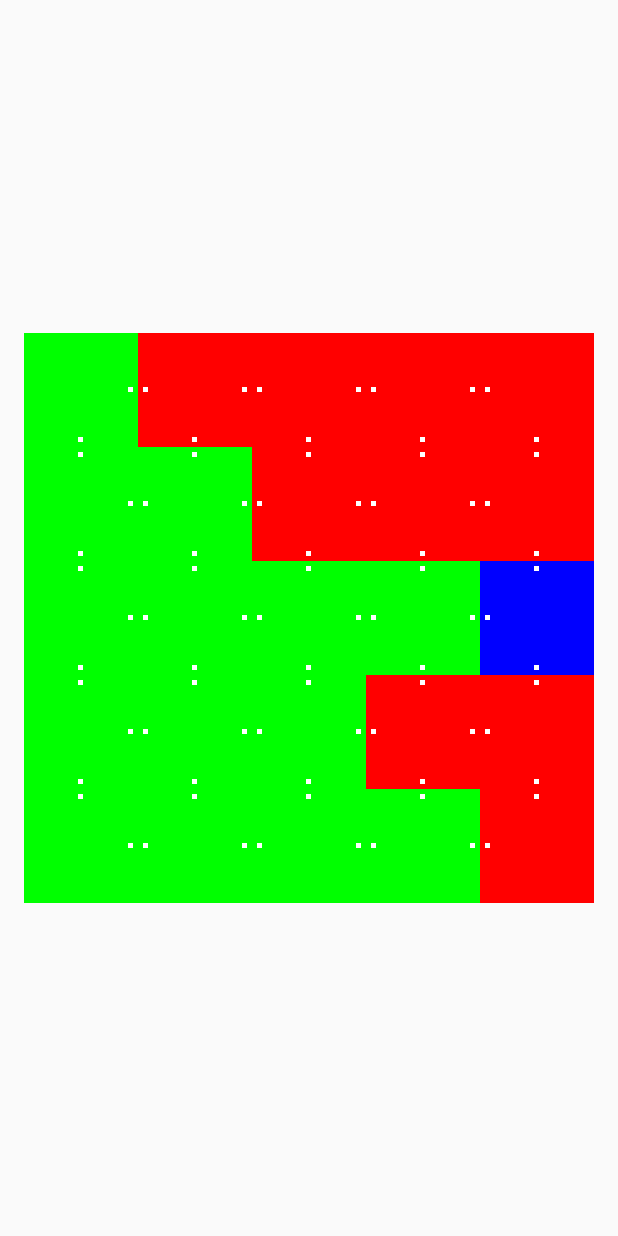
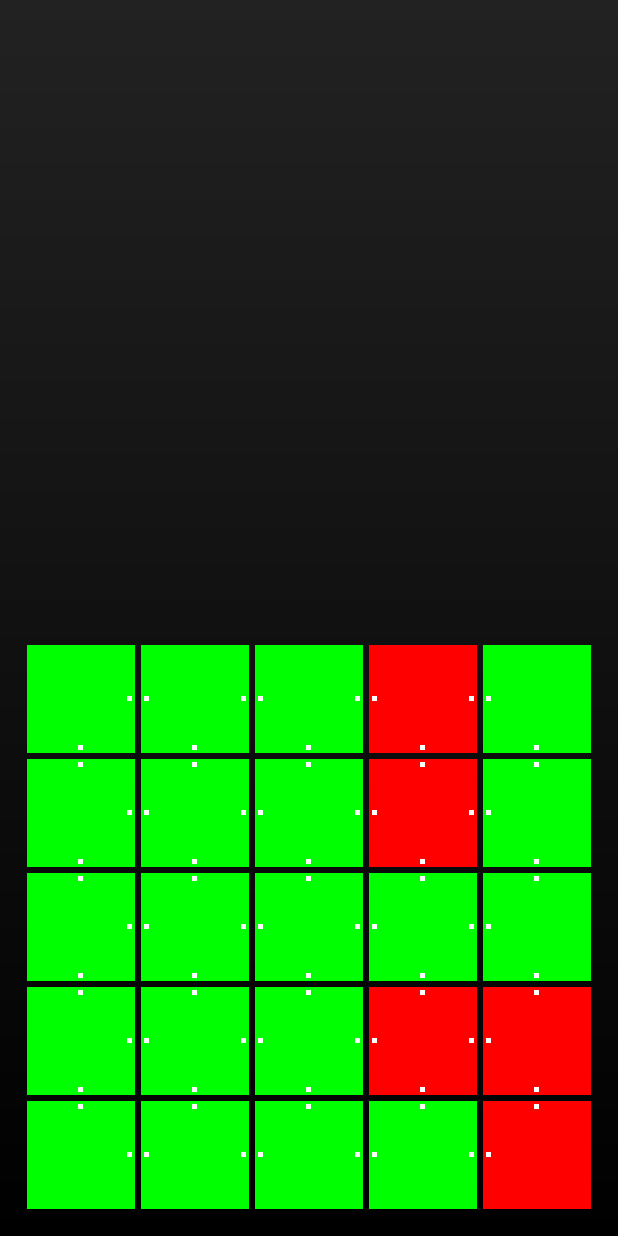
Before and after one commit to markormesher/grid, an Android app: the screen it shows after launch (GameActivity), after a tap on "START GAME", on a phone screen of 412 x 824 dp. Run offline under Robolectric (Android 15) with nearby library versions, the phone set to English and light mode, and no system bars.

Commit message:
Much more UI + playable POC

```diff
--- a/app/src/main/kotlin/uk/co/markormesher/grid/GameActivity.kt
+++ b/app/src/main/kotlin/uk/co/markormesher/grid/GameActivity.kt
@@ -1,16 +1,90 @@
 package uk.co.markormesher.grid
 
 import android.os.Bundle
+import android.os.Handler
+import android.os.Looper
 import android.support.v7.app.AppCompatActivity
+import android.view.Window
+import android.view.WindowManager
+import android.widget.Toast
 import kotlinx.android.synthetic.main.activity_game.*
+import uk.co.markormesher.grid.model.GameState
 import uk.co.markormesher.grid.model.makeSampleGameState
+import java.util.*
 
 class GameActivity: AppCompatActivity() {
 
+	companion object {
+		const val INITIAL_FLIP_TIMING = 250L
+	}
+
+	private val random by lazy { Random() }
+
+	// TODO: pass these as difficulty options
+	private val size = 5
+	private val totalCellStates = 2
+	private var initialFlipsRemaining = size
+
+	private var initialised = false
+
+	private var gameState: GameState = makeSampleGameState(size, totalCellStates)
+
+	private val gameStateChangeListener = object: GameState.OnStateChangeListener {
+		override fun onStateChange() {
+			if (gameState.isWinningState()) {
+				onGameWon()
+			}
+		}
+	}
+
 	override fun onCreate(savedInstanceState: Bundle?) {
 		super.onCreate(savedInstanceState)
-		setContentView(R.layout.activity_game)
-		game_board.state = makeSampleGameState(5)
+		setState(savedInstanceState)
+		gameState.addOnStateChangeListener(gameStateChangeListener)
+		initView()
 	}
 
+	private fun setState(savedInstanceState: Bundle?) {
+		gameState = savedInstanceState?.getParcelable("gameState") ?: gameState
+		initialised = savedInstanceState?.getBoolean("initialised") ?: initialised
+		initialFlipsRemaining = savedInstanceState?.getInt("initialFlipsRemaining") ?: initialFlipsRemaining
+	}
+
+	override fun onSaveInstanceState(outState: Bundle) {
+		super.onSaveInstanceState(outState)
+		outState.putParcelable("gameState", gameState)
+		outState.putBoolean("initialised", initialised)
+		outState.putInt("initialFlipsRemaining", initialFlipsRemaining)
+	}
+
+	private fun initView() {
+		requestWindowFeature(Window.FEATURE_NO_TITLE)
+		window.setFlags(WindowManager.LayoutParams.FLAG_FULLSCREEN, WindowManager.LayoutParams.FLAG_FULLSCREEN)
+
+		setContentView(R.layout.activity_game)
+		game_board.gameState = gameState
+
+		if (!initialised) {
+			Handler(Looper.getMainLooper()).postDelayed({ queueInitialFlip() }, INITIAL_FLIP_TIMING)
+		}
+	}
+
+	private fun queueInitialFlip() {
+		if (initialFlipsRemaining > 0) {
+			gameState.flip(random.nextInt(size), random.nextInt(size))
+			--initialFlipsRemaining
+			Handler(Looper.getMainLooper()).postDelayed({ queueInitialFlip() }, INITIAL_FLIP_TIMING)
+		} else {
+			onInitialisationComplete()
+		}
+	}
+
+	private fun onInitialisationComplete() {
+		game_board.alpha = 1.0f
+	}
+
+	private fun onGameWon() {
+		Toast.makeText(this@GameActivity, "You Won!", Toast.LENGTH_SHORT).show()
+		finish()
+	}
 }
--- a/app/src/main/kotlin/uk/co/markormesher/grid/model/GameState.kt
+++ b/app/src/main/kotlin/uk/co/markormesher/grid/model/GameState.kt
@@ -1,20 +1,15 @@
 package uk.co.markormesher.grid.model
 
-class GameState(val size: Int, val totalCellStates: Int = 2) {
+import android.os.Parcel
+import android.os.Parcelable
+
+class GameState(val size: Int, val totalCellStates: Int = 2): Parcelable {
 
 	val cellStates: Array<Array<Int>> = Array(size) { Array(size) { 0 } }
 	val cellLinkedNeighbours = Array(size) { Array(size) { 0 } }
 
 	private val cellChangeListeners = HashSet<OnCellChangeListener>()
-
-	fun setLinkedNeighbours(row: Int, col: Int, vararg neighbours: Neighbour) {
-		resetLinkedNeighbours(row, col)
-		neighbours.forEach { addLinkedNeighbour(row, col, it) }
-	}
-
-	fun resetLinkedNeighbours(row: Int, col: Int) {
-		cellLinkedNeighbours[row][col] = 0
-	}
+	private val stateChangeListeners = HashSet<OnStateChangeListener>()
 
 	fun addLinkedNeighbour(row: Int, col: Int, neighbour: Neighbour) {
 		cellLinkedNeighbours[row][col] = cellLinkedNeighbours[row][col].or(neighbour.value)
@@ -26,6 +21,7 @@ class GameState(val size: Int, val totalCellStates: Int = 2) {
 
 		if (!cascadeAction) {
 			getNeighbourCoordinates(row, col).forEach { flip(it.first, it.second, true) }
+			callOnStateListeners()
 		}
 	}
 
@@ -50,6 +46,14 @@ class GameState(val size: Int, val totalCellStates: Int = 2) {
 		cellChangeListeners.forEach { it.onCellChange(row, col) }
 	}
 
+	fun addOnStateChangeListener(listener: OnStateChangeListener) {
+		stateChangeListeners.add(listener)
+	}
+
+	private fun callOnStateListeners() {
+		stateChangeListeners.forEach { it.onStateChange() }
+	}
+
 	enum class Neighbour(val value: Int, val rowDiff: Int, val colDiff: Int) {
 		NORTH(1, -1, 0), NORTH_EAST(2, -1, 1),
 		EAST(4, 0, 1), SOUTH_EAST(8, 1, 1),
@@ -65,4 +69,45 @@ class GameState(val size: Int, val totalCellStates: Int = 2) {
 		fun onCellChange(row: Int, col: Int)
 	}
 
+	interface OnStateChangeListener {
+		fun onStateChange()
+	}
+
+	override fun writeToParcel(parcel: Parcel, flags: Int) {
+		parcel.writeInt(size)
+		parcel.writeInt(totalCellStates)
+		parcel.writeIntArray(cellStates.flatten().toIntArray())
+		parcel.writeIntArray(cellLinkedNeighbours.flatten().toIntArray())
+	}
+
+	override fun describeContents(): Int = 0
+
+	companion object CREATOR: Parcelable.Creator<GameState> {
+		override fun createFromParcel(parcel: Parcel): GameState {
+			val size = parcel.readInt()
+			val totalCellStates = parcel.readInt()
+
+			val flattenedCellStates = IntArray(size * size, { 0 })
+			parcel.readIntArray(flattenedCellStates)
+
+			val flattenedCellLinkedNeighbours = IntArray(size * size, { 0 })
+			parcel.readIntArray(flattenedCellLinkedNeighbours)
+
+			val state = GameState(size, totalCellStates)
+			for (row in 0..(size-1)) {
+				for (col in 0..(size-1)) {
+					val flatIndex = (row * size) + col
+					state.cellStates[row][col] = flattenedCellStates[flatIndex]
+					state.cellLinkedNeighbours[row][col] = flattenedCellLinkedNeighbours[flatIndex]
+				}
+			}
+
+			return state
+		}
+
+		override fun newArray(size: Int): Array<GameState?> {
+			return arrayOfNulls(size)
+		}
+	}
+
 }
--- a/app/src/main/kotlin/uk/co/markormesher/grid/model/GameStateMaker.kt
+++ b/app/src/main/kotlin/uk/co/markormesher/grid/model/GameStateMaker.kt
@@ -1,15 +1,10 @@
 package uk.co.markormesher.grid.model
 
-import java.util.*
-
-val random by lazy { Random() }
-
-fun makeSampleGameState(size: Int = 5): GameState {
-	val state = GameState(size, 3)
+fun makeSampleGameState(size: Int = 5, totalCellStates: Int = 2): GameState {
+	val state = GameState(size, totalCellStates)
 
 	for (row in 0..(size - 1)) {
 		for (col in 0..(size - 1)) {
-			state.resetLinkedNeighbours(row, col)
 			if (row != 0) {
 				state.addLinkedNeighbour(row, col, GameState.Neighbour.NORTH)
 			}
@@ -25,9 +20,5 @@ fun makeSampleGameState(size: Int = 5): GameState {
 		}
 	}
 
-	for (i in 0..size) {
-		state.flip(random.nextInt(size), random.nextInt(size))
-	}
-
 	return state
 }
--- a/app/src/main/kotlin/uk/co/markormesher/grid/ui/GameBoard.kt
+++ b/app/src/main/kotlin/uk/co/markormesher/grid/ui/GameBoard.kt
@@ -3,6 +3,7 @@ package uk.co.markormesher.grid.ui
 import android.content.Context
 import android.support.v7.widget.GridLayoutManager
 import android.support.v7.widget.RecyclerView
+import android.support.v7.widget.SimpleItemAnimator
 import android.util.AttributeSet
 import android.view.View
 import android.view.ViewGroup
@@ -13,7 +14,7 @@ import uk.co.markormesher.grid.ui.cell_decorator.BasicCellDecorator
 class GameBoard @JvmOverloads constructor(context: Context, attrs: AttributeSet? = null, defStyle: Int = 0)
 	: RecyclerView(context, attrs, defStyle) {
 
-	var state = GameState(0)
+	var gameState = GameState(0)
 		set(state) {
 			field = state
 			layoutManager = GridLayoutManager(context, state.size)
@@ -29,14 +30,15 @@ class GameBoard @JvmOverloads constructor(context: Context, attrs: AttributeSet?
 
 	private val cellChangeListener = object: GameState.OnCellChangeListener {
 		override fun onCellChange(row: Int, col: Int) {
-			val position = (row * state.size) + col
+			val position = (row * gameState.size) + col
 			adapter.notifyItemChanged(position)
 		}
 	}
 
 	init {
+		adapter = GameCellAdapter()
 		overScrollMode = View.OVER_SCROLL_NEVER
-		adapter = GameCellAdapter()
+		(itemAnimator as SimpleItemAnimator).supportsChangeAnimations = false
 	}
 
 	override fun onMeasure(widthMeasureSpec: Int, heightMeasureSpec: Int) {
@@ -46,24 +48,24 @@ class GameBoard @JvmOverloads constructor(context: Context, attrs: AttributeSet?
 
 	inner class GameCellAdapter: RecyclerView.Adapter<GameCellHolder>() {
 
-		override fun getItemCount(): Int = state.size * state.size
+		override fun getItemCount(): Int = gameState.size * gameState.size
 
 		override fun onBindViewHolder(holder: GameCellHolder, position: Int) {
 			val cell = holder.cell
-			val row = position / state.size
-			val col = position.rem(state.size)
+			val row = position / gameState.size
+			val col = position.rem(gameState.size)
 
-			val cellState = state.cellStates[row][col]
+			val cellState = gameState.cellStates[row][col]
 			if (holder.lastState != cellState) {
-				decorator.decorateCell(cell, cellState, state.totalCellStates)
+				decorator.decorateCell(cell, cellState, gameState.totalCellStates)
 			}
 
 			if (holder.assignedRow != row || holder.assignedCol != col) {
 				holder.assignedRow = row
 				holder.assignedCol = col
 
-				cell.linkedNeighbours = state.cellLinkedNeighbours[row][col]
-				cell.setOnClickListener { state.flip(row, col) }
+				cell.linkedNeighbours = gameState.cellLinkedNeighbours[row][col]
+				cell.setOnClickListener { gameState.flip(row, col) }
 			}
 		}
 
--- a/app/src/main/kotlin/uk/co/markormesher/grid/ui/cell_decorator/BasicCellDecorator.kt
+++ b/app/src/main/kotlin/uk/co/markormesher/grid/ui/cell_decorator/BasicCellDecorator.kt
@@ -1,6 +1,7 @@
 package uk.co.markormesher.grid.ui.cell_decorator
 
 import android.graphics.Color
+import kotlinx.android.synthetic.main.ui_game_cell.view.*
 import uk.co.markormesher.grid.ui.GameCell
 
 open class BasicCellDecorator {
@@ -12,7 +13,7 @@ open class BasicCellDecorator {
 	)
 
 	open fun decorateCell(cell: GameCell, state: Int, totalStates: Int) {
-		cell.setBackgroundColor(basicColours[state.rem(basicColours.size)])
+		cell.inner.setBackgroundColor(basicColours[state.rem(basicColours.size)])
 	}
 
 }
--- /dev/null
+++ b/app/src/main/res/drawable/bg_game.xml
@@ -0,0 +1,10 @@
+<?xml version="1.0" encoding="utf-8"?>
+<shape
+		xmlns:android="http://schemas.android.com/apk/res/android"
+		android:shape="rectangle">
+	<gradient
+			android:angle="90"
+			android:endColor="#ff222222"
+			android:startColor="#ff000000"
+			android:type="linear"/>
+</shape>
--- a/app/src/main/res/layout/activity_game.xml
+++ b/app/src/main/res/layout/activity_game.xml
@@ -1,20 +1,22 @@
 <?xml version="1.0" encoding="utf-8"?>
 <RelativeLayout
 		xmlns:android="http://schemas.android.com/apk/res/android"
-		android:orientation="vertical"
+		xmlns:tools="http://schemas.android.com/tools"
+		tools:context="uk.co.markormesher.grid.GameActivity"
 		android:layout_width="match_parent"
 		android:layout_height="match_parent"
-		android:paddingTop="@dimen/activity_vertical_margin"
-		android:paddingBottom="@dimen/activity_vertical_margin"
-		android:paddingLeft="@dimen/activity_horizontal_margin"
-		android:paddingRight="@dimen/activity_horizontal_margin"
+		android:orientation="vertical"
+		android:padding="@dimen/activity_margin"
+		android:background="@drawable/bg_game"
 		>
 
 	<uk.co.markormesher.grid.ui.GameBoard
 			android:id="@+id/game_board"
 			android:layout_width="match_parent"
 			android:layout_height="match_parent"
-			android:layout_centerInParent="true"
+			android:layout_centerHorizontal="true"
+			android:layout_alignParentBottom="true"
+			android:alpha="0.4"
 			/>
 
 </RelativeLayout>
--- a/app/src/main/res/layout/activity_pre_game.xml
+++ b/app/src/main/res/layout/activity_pre_game.xml
@@ -3,6 +3,7 @@
 		xmlns:android="http://schemas.android.com/apk/res/android"
 		xmlns:tools="http://schemas.android.com/tools"
 		tools:context="uk.co.markormesher.grid.PreGameActivity"
+		android:padding="@dimen/activity_margin"
 		android:layout_width="match_parent"
 		android:layout_height="match_parent"
 		>
--- a/app/src/main/res/layout/ui_game_cell.xml
+++ b/app/src/main/res/layout/ui_game_cell.xml
@@ -1,10 +1,17 @@
 <?xml version="1.0" encoding="utf-8"?>
-<RelativeLayout
+<LinearLayout
 		xmlns:android="http://schemas.android.com/apk/res/android"
 		xmlns:tools="http://schemas.android.com/tools"
 		android:layout_width="match_parent"
 		android:layout_height="match_parent"
-		android:padding="3dp"
+		android:padding="2dp"
+		>
+
+	<RelativeLayout
+			android:id="@+id/inner"
+			android:layout_width="match_parent"
+			android:layout_height="match_parent"
+			android:padding="2dp"
 			>
 
 		<uk.co.markormesher.grid.ui.NeighbourIndicator
@@ -86,3 +93,5 @@
 				/>
 
 	</RelativeLayout>
+
+</LinearLayout>
--- a/app/src/main/res/values-w820dp/dimens.xml
+++ b/app/src/main/res/values-w820dp/dimens.xml
@@ -1,6 +1,6 @@
 <?xml version="1.0" encoding="utf-8"?>
 <resources>
 
-    <dimen name="activity_horizontal_margin">64dp</dimen>
+    <dimen name="activity_margin">64dp</dimen>
 
 </resources>
--- a/app/src/main/res/values/dimens.xml
+++ b/app/src/main/res/values/dimens.xml
@@ -1,8 +1,7 @@
 <?xml version="1.0" encoding="utf-8"?>
 <resources>
 
-    <dimen name="activity_horizontal_margin">16dp</dimen>
-    <dimen name="activity_vertical_margin">16dp</dimen>
+    <dimen name="activity_margin">16dp</dimen>
 
     <dimen name="space_nano">4dp</dimen>
     <dimen name="space_micro">8dp</dimen>
```
Lines whose indentation alone changed are shown as unchanged.
